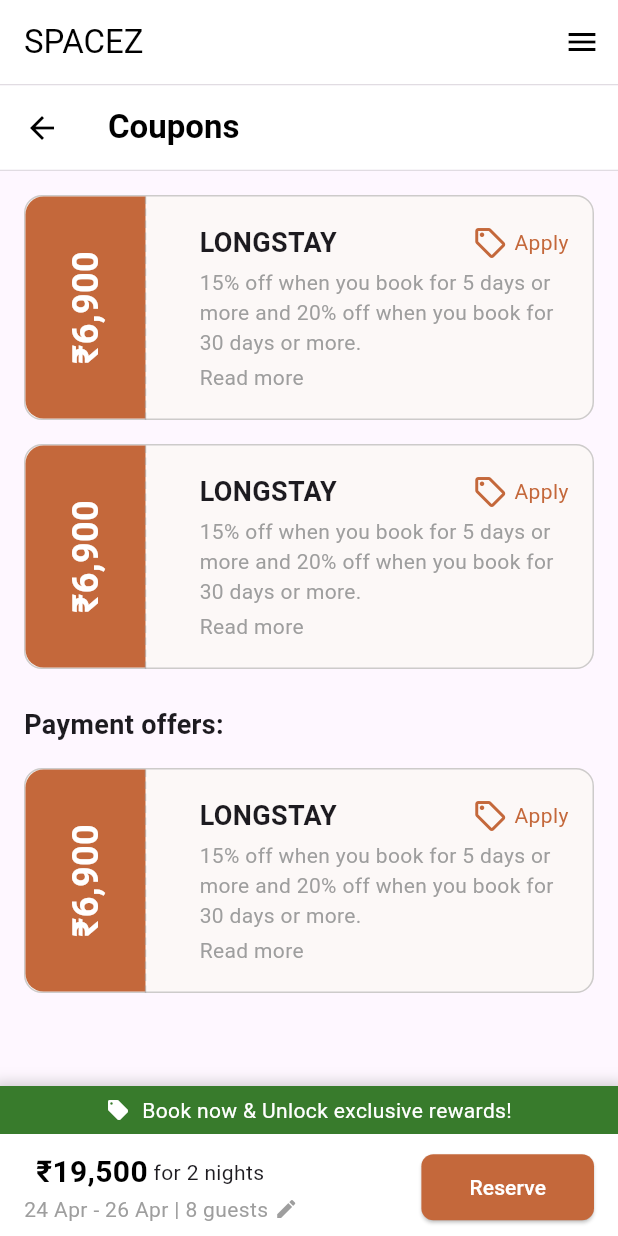
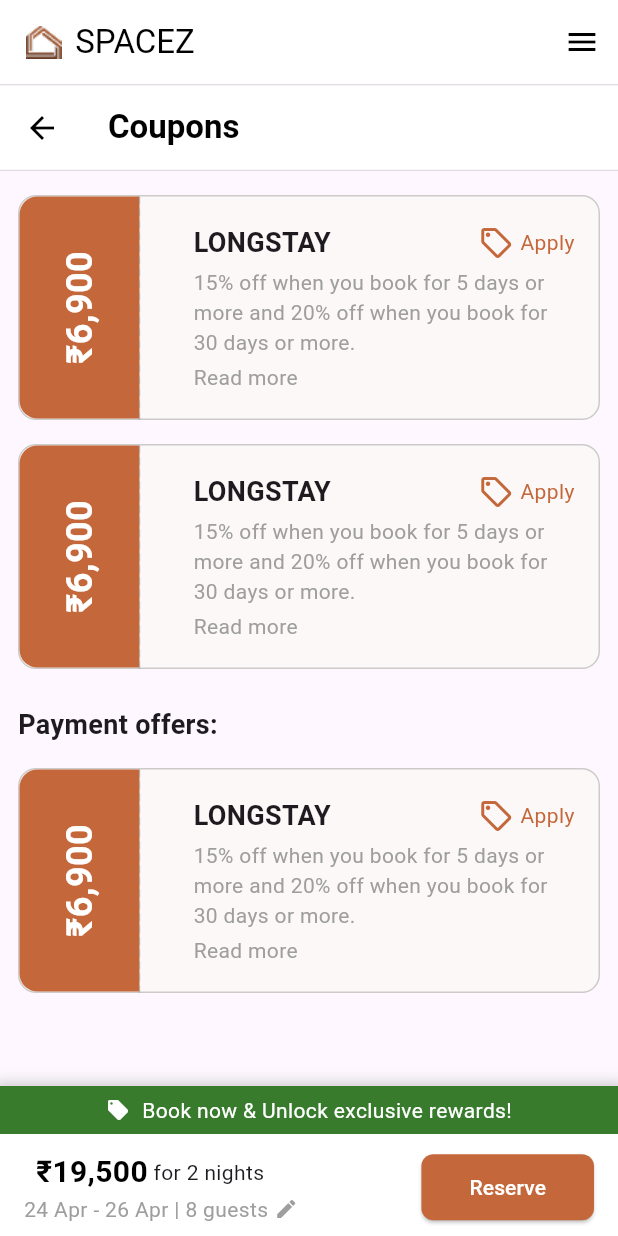
Before and after one commit to komalsingh22/spacz.co, a Flutter app: the screen it shows after launch, on a phone screen of 412 x 824 dp. Run offline on Flutter 3.47's test engine with Material 3 defaults, Android fonts, the light colour scheme and no system bars.

Commit message:
add logo

```diff
--- a/lib/main.dart
+++ b/lib/main.dart
@@ -12,9 +12,7 @@ class MyApp extends StatelessWidget {
   Widget build(BuildContext context) {
     return MaterialApp(
       title: 'Coupons Page',
-      theme: ThemeData(
-        primarySwatch: Colors.blue,
-      ),
+      theme: ThemeData(primarySwatch: Colors.blue),
       home: const SpacezCouponsScreen(),
     );
   }
--- a/lib/screens/spacez_coupons_screen.dart
+++ b/lib/screens/spacez_coupons_screen.dart
@@ -46,16 +46,21 @@ class _SpacezCouponsScreenState extends State<SpacezCouponsScreen> {
   Widget build(BuildContext context) {
     return Scaffold(
       appBar: AppBar(
-        title: const Text('SPACEZ'),
+        title: Row(
+          mainAxisSize: MainAxisSize.min,
+          children: [
+            Image.asset(
+              'assets/ICON2_cropped 3.png',
+              height: 24,
+            ),
+            const SizedBox(width: 8),
+            const Text('SPACEZ'),
+          ],
+        ),
         backgroundColor: Colors.white,
         elevation: 0,
         foregroundColor: Colors.black,
-        actions: [
-          IconButton(
-            icon: const Icon(Icons.menu),
-            onPressed: () {},
-          ),
-        ],
+        actions: [IconButton(icon: const Icon(Icons.menu), onPressed: () {})],
       ),
       body: SingleChildScrollView(
         child: Column(
@@ -66,8 +71,14 @@ class _SpacezCouponsScreenState extends State<SpacezCouponsScreen> {
               child: Container(
                 decoration: BoxDecoration(
                   border: Border(
-                    top: BorderSide(color: Colors.grey.withOpacity(0.3), width: 1.0),
-                    bottom: BorderSide(color: Colors.grey.withOpacity(0.3), width: 1.0),
+                    top: BorderSide(
+                      color: Colors.grey.withOpacity(0.3),
+                      width: 1.0,
+                    ),
+                    bottom: BorderSide(
+                      color: Colors.grey.withOpacity(0.3),
+                      width: 1.0,
+                    ),
                   ),
                 ),
                 child: AppBar(
@@ -87,7 +98,10 @@ class _SpacezCouponsScreenState extends State<SpacezCouponsScreen> {
               ),
             ),
             Padding(
-              padding: const EdgeInsets.all(16.0),
+              padding: const EdgeInsets.symmetric(
+                horizontal: 12.0,
+                vertical: 16.0,
+              ),
               child: Column(
                 crossAxisAlignment: CrossAxisAlignment.start,
                 children: [
@@ -107,10 +121,7 @@ class _SpacezCouponsScreenState extends State<SpacezCouponsScreen> {
                   const SizedBox(height: 24),
                   const Text(
                     'Payment offers:',
-                    style: TextStyle(
-                      fontSize: 18,
-                      fontWeight: FontWeight.bold,
-                    ),
+                    style: TextStyle(fontSize: 18, fontWeight: FontWeight.bold),
                   ),
                   const SizedBox(height: 16),
                   SpacezCouponCard(
--- a/lib/widgets/spacez_coupon_card.dart
+++ b/lib/widgets/spacez_coupon_card.dart
@@ -6,8 +6,11 @@ class SpacezCouponCard extends StatelessWidget {
   final Coupon coupon;
   final VoidCallback onApply;
 
-  const SpacezCouponCard(
-      {super.key, required this.coupon, required this.onApply});
+  const SpacezCouponCard({
+    super.key,
+    required this.coupon,
+    required this.onApply,
+  });
 
   @override
   Widget build(BuildContext context) {
@@ -71,8 +74,10 @@ class SpacezCouponCard extends StatelessWidget {
                         onTap: onApply,
                         child: const Row(
                           children: [
-                            Icon(Icons.local_offer_outlined,
-                                color: Color(0xFFC4683B)),
+                            Icon(
+                              Icons.local_offer_outlined,
+                              color: Color(0xFFC4683B),
+                            ),
                             SizedBox(width: 4),
                             Text(
                               'Apply',
@@ -87,10 +92,7 @@ class SpacezCouponCard extends StatelessWidget {
                     coupon.description,
                     style: const TextStyle(color: Colors.grey, fontSize: 14),
                   ),
-                  const Text(
-                    'Read more',
-                    style: TextStyle(color: Colors.grey),
-                  ),
+                  const Text('Read more', style: TextStyle(color: Colors.grey)),
                 ],
               ),
             ),
--- a/pubspec.yaml
+++ b/pubspec.yaml
@@ -59,7 +59,7 @@ flutter:
 
   # To add assets to your application, add an assets section, like this:
   assets:
-    - assets/
+    - assets/ICON2_cropped 3.png
 
   # An image asset can refer to one or more resolution-specific "variants", see
   # https://flutter.dev/to/resolution-aware-images
```
Also changed, not shown: lib/screens/home.dart (+18 -1 lines), lib/widgets/spacez_bottom_booking_panel.dart (+5 -5 lines), assets/ICON2_cropped 3.png (added), assets/coupons.png (deleted), assets/listing page variants.png (deleted), 1 other file.
